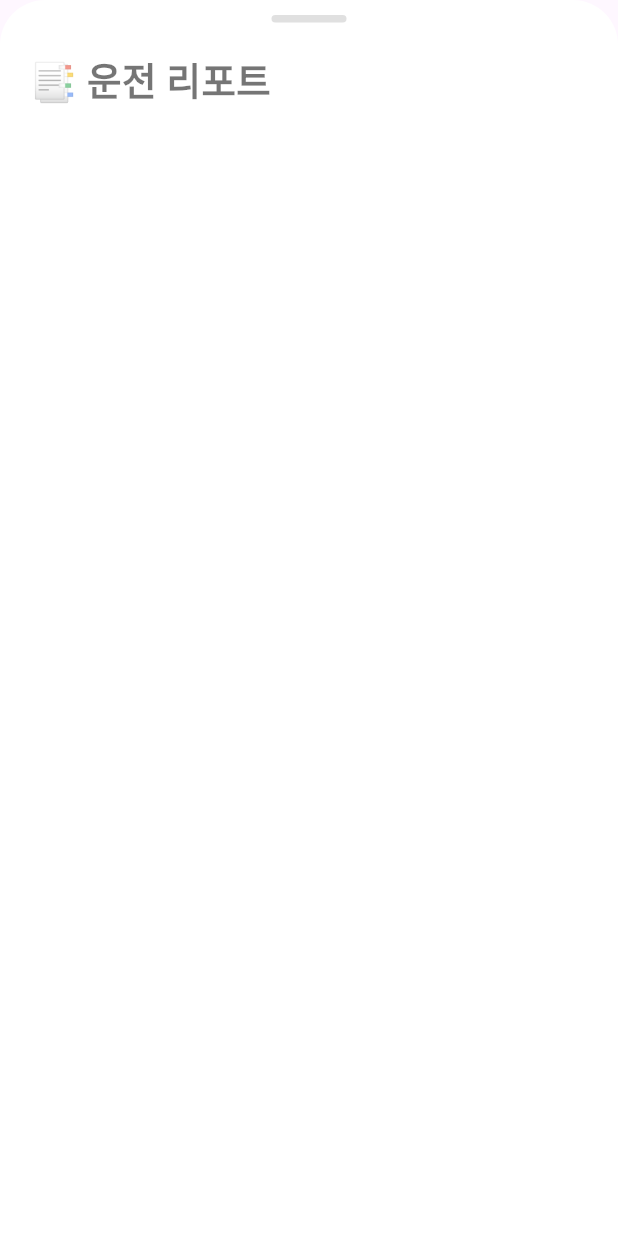
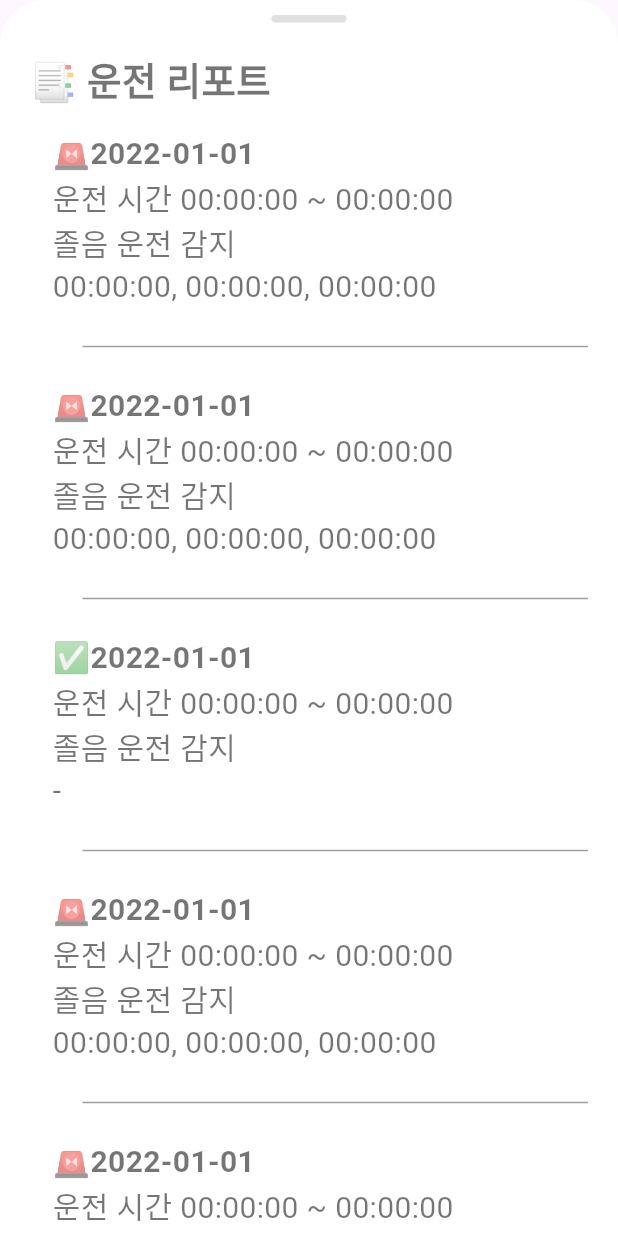
Before and after one commit to choi-jiae/BBamBBam, a Flutter app: the Report widget shown alone on an empty page, opened directly, on a phone screen of 412 x 824 dp. Run offline on Flutter 3.47's test engine with Material 3 defaults, Android fonts, the phone set to English and light mode, and no system bars; our stand-ins replace get.

Commit message:
Add report widget

```diff
--- a/bbambbam/lib/report.dart
+++ b/bbambbam/lib/report.dart
@@ -1,4 +1,6 @@
 import 'package:flutter/material.dart';
+import 'package:bbambbam/report_mockdata.dart';
+import 'package:bbambbam/report_item.dart';
 
 class Report extends StatefulWidget {
   const Report({super.key});
@@ -19,7 +21,8 @@ class _ReportState extends State<Report> {
               topRight: Radius.circular(30),
             ),
           ),
-          child: Column(
+          child: SingleChildScrollView(
+            child:  Column(
             children: <Widget>[
               Container(
                 height: 5,
@@ -34,10 +37,19 @@ class _ReportState extends State<Report> {
               alignment: Alignment.centerLeft,
               child: Padding(
                 padding: EdgeInsets.only(left: 20, top: 10),
-                child: Text('📑 운전 리포트', style: TextStyle(color:Colors.black54, fontSize: 25, fontWeight: FontWeight.bold),),)
+                child: Column(
+                  crossAxisAlignment: CrossAxisAlignment.start,
+                  children: <Widget>[
+                    Text('📑 운전 리포트', style: TextStyle(color:Colors.black54, fontSize: 25, fontWeight: FontWeight.bold),),
+                    ...reportMockData.map((report) => ReportItem(report)), // mockData의 각 항목을 ReportItem으로 변환
+                  ],
+                ),)
+
               )
             ],
           ),
+          )
+
         );
   }
 }
--- /dev/null
+++ b/bbambbam/lib/report_item.dart
@@ -0,0 +1,24 @@
+import 'package:flutter/material.dart';
+
+class ReportItem extends StatelessWidget {
+  final Map<String, dynamic> report;
+  const ReportItem(this.report, {super.key});
+
+  @override
+  Widget build(BuildContext context) {
+    return Padding(
+        padding: const EdgeInsets.only(top: 15, left: 15),
+        child: Column(
+          crossAxisAlignment: CrossAxisAlignment.start,
+          children: <Widget>[
+            Text('${report['warning']? '🚨':'✅'}${report['date']}', style: const TextStyle(color: Colors.black54, fontSize: 20, fontWeight: FontWeight.bold),),
+            Text('운전 시간 ${report['start_driving_time']} ~ ${report['end_driving_time']}', style: const TextStyle(color: Colors.black54, fontSize: 20, fontWeight: FontWeight.normal),),
+            Text('졸음 운전 감지', style: const TextStyle(color: Colors.black54, fontSize: 20, fontWeight: FontWeight.normal),),
+            Text('${report['time_stamp']}', style: const TextStyle(color: Colors.black54, fontSize: 20, fontWeight: FontWeight.normal),),
+            SizedBox(height: 15,),
+            const Divider(color: Colors.grey, height: 20, thickness: 1, indent: 20, endIndent: 20),
+          ],
+      ),
+    );
+  }
+}
--- /dev/null
+++ b/bbambbam/lib/report_mockdata.dart
@@ -0,0 +1,51 @@
+const List<Map<String, dynamic>> reportMockData = [
+  {
+    "warning": true,
+    "date": "2022-01-01",
+    "start_driving_time": "00:00:00",
+    "end_driving_time": "00:00:00",
+    "time_stamp": "00:00:00, 00:00:00, 00:00:00",
+
+  },
+    {
+    "warning": true,
+    "date": "2022-01-01",
+    "start_driving_time": "00:00:00",
+    "end_driving_time": "00:00:00",
+    "time_stamp": "00:00:00, 00:00:00, 00:00:00",
+
+  },
+  {
+    "warning": false,
+    "date": "2022-01-01",
+    "start_driving_time": "00:00:00",
+    "end_driving_time": "00:00:00",
+    "time_stamp": "-",
+
+  },
+{
+    "warning": true,
+    "date": "2022-01-01",
+    "start_driving_time": "00:00:00",
+    "end_driving_time": "00:00:00",
+    "time_stamp": "00:00:00, 00:00:00, 00:00:00",
+
+  },
+  {
+    "warning": true,
+    "date": "2022-01-01",
+    "start_driving_time": "00:00:00",
+    "end_driving_time": "00:00:00",
+    "time_stamp": "00:00:00, 00:00:00, 00:00:00",
+
+  },
+  {
+    "warning": true,
+    "date": "2022-01-01",
+    "start_driving_time": "00:00:00",
+    "end_driving_time": "00:00:00",
+    "time_stamp": "00:00:00, 00:00:00, 00:00:00",
+
+  }
+
+];
```
